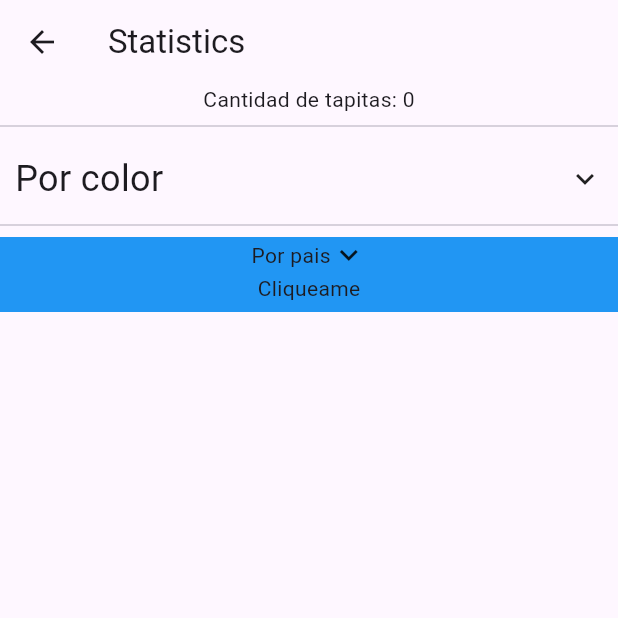
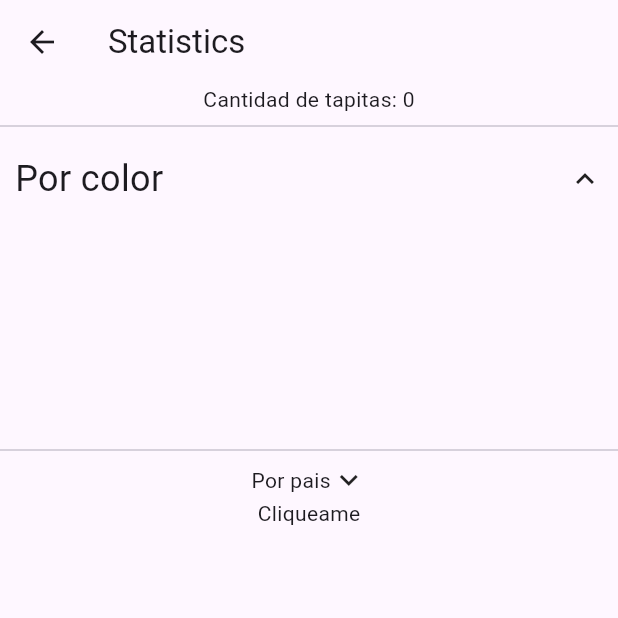
Before and after one commit to zurdelli/tappitas, a Flutter app: the Statistics screen opened by its route, after a tap on "Por color", on a phone screen of 412 x 824 dp, the top half of it. Run offline on Flutter 3.47's test engine with Material 2 defaults, Android fonts, the light colour scheme and no system bars; our stand-ins replace country_picker, flutter_colorpicker, geocoding, image_cropper, image_picker, location and 1 more; accounts and stored records are empty.

Commit message:
fixed_minor_bugs

```diff
--- a/lib/models/tapa.dart
+++ b/lib/models/tapa.dart
@@ -1,5 +1,3 @@
-import 'package:flutter/material.dart';
-
 /// Modelo de la tapa
 class Tapa {
   int? id;
--- a/lib/screens/formTapa/form_tapa.dart
+++ b/lib/screens/formTapa/form_tapa.dart
@@ -115,8 +115,9 @@ class _CreaTapaState extends State<CreaTapa> {
 
       breweryController.text = tapa.brewery;
       dateController.text = tapa.date;
-      if (tapa.primColor.isNotEmpty)
+      if (tapa.primColor.isNotEmpty) {
         pickerColor = stringToColor(tapa.primColor);
+      }
 
       placeController.text = tapa.place;
       selectedCountry = tapa.brewCountry;
--- a/lib/screens/statistics/widgets/color_container.dart
+++ b/lib/screens/statistics/widgets/color_container.dart
@@ -12,6 +12,7 @@ class ColorContainer extends StatefulWidget {
 
 class _ColorContainerState extends State<ColorContainer> {
   bool selected = false;
+  bool isFinished = false;
   Future<List<Map<String, Object?>>>? listaColores;
 
   @override
@@ -29,9 +30,8 @@ class _ColorContainerState extends State<ColorContainer> {
               child: AnimatedContainer(
                   width: 400,
                   height: selected ? 200 : 50,
-                  //color: Colors.blue,
-                  alignment: AlignmentDirectional.bottomStart,
-                  duration: const Duration(seconds: 2),
+                  color: Color.fromARGB(0, 255, 255, 255),
+                  duration: const Duration(seconds: 1),
                   curve: Curves.fastOutSlowIn,
                   padding: EdgeInsets.all(10),
                   child: Column(
@@ -55,8 +55,7 @@ class _ColorContainerState extends State<ColorContainer> {
                                 //Map result = {};
                                 //List lista2 = [];
                                 StringBuffer myString = StringBuffer();
-                                lista.forEach(
-                                  (element) {
+                                for (var element in lista) {
                                     // element es un mapa
                                     myString.write("\n");
                                     //element.forEach((k, v) => lista2.add(v));
@@ -65,8 +64,7 @@ class _ColorContainerState extends State<ColorContainer> {
                                           ? myString.write("undefined ")
                                           : myString.write("$v ");
                                     });
-                                  },
-                                );
+                                  }
 
                                 return Text(
                                     style: TextStyle(fontSize: 20),
--- a/lib/screens/statistics/widgets/country_container.dart
+++ b/lib/screens/statistics/widgets/country_container.dart
@@ -1,5 +1,6 @@
 import 'package:flutter/material.dart';
 import 'package:tappitas/db.dart';
+import 'package:tappitas/screens/statistics/widgets/expanded_section.dart';
 
 class CountryContainer extends StatefulWidget {
   const CountryContainer({super.key});
@@ -23,15 +24,6 @@ class _CountryContainerState extends State<CountryContainer> {
         },
         child: Row(children: [
           Expanded(
-            child: AnimatedContainer(
-                width: 300,
-                height: selected ? 200 : 50,
-                color: Colors.blue,
-                alignment: selected
-                    ? Alignment.center
-                    : AlignmentDirectional.topCenter,
-                duration: const Duration(seconds: 2),
-                curve: Curves.fastOutSlowIn,
             child: Column(
               children: [
                 Row(
@@ -52,18 +44,16 @@ class _CountryContainerState extends State<CountryContainer> {
                             //Map result = {};
                             //List lista2 = [];
                             StringBuffer myString = StringBuffer();
-                                lista.forEach(
-                                  (element) {
+                            for (var element in lista) {
                                 // element es un mapa
                                 myString.write("\n");
                                 //element.forEach((k, v) => lista2.add(v));
                                 element.forEach((k, v) {
                                   myString.write("$v ");
                                 });
-                                  },
-                                );
+                              }
 
-                                return Text('$myString');
+                            return ExpandedSection(child: Text('$myString'));
                           } else if (snapshot.hasError) {
                             return Text(
                                 'Delivery error: ${snapshot.error.toString()}');
@@ -72,7 +62,7 @@ class _CountryContainerState extends State<CountryContainer> {
                           }
                         }),
               ],
-                )),
+            ),
           ),
         ]));
   }
--- a/lib/utilities.dart
+++ b/lib/utilities.dart
@@ -49,6 +49,7 @@ class Utilities {
                   Navigator.pushNamed(context, "/formtapa", arguments: tapas[i])
                       .then((_) => callback());
                 }
+                return null;
               },
               child: ListTile(
                 title: Text.rich(
```
Also changed, not shown: lib/screens/formTapa/widgets/color_picker/pickers/block_picker.dart (+30 -30 lines), lib/screens/formTapa/widgets/color_picker/pickers/hsv_picker.dart (+40 -40 lines), lib/screens/formTapa/widgets/color_picker/pickers/material_picker.dart (+10 -10 lines), lib/screens/statistics/widgets/expanded_section.dart (added, +59 -0 lines), 4 other files. Lines whose indentation alone changed are shown as unchanged.
